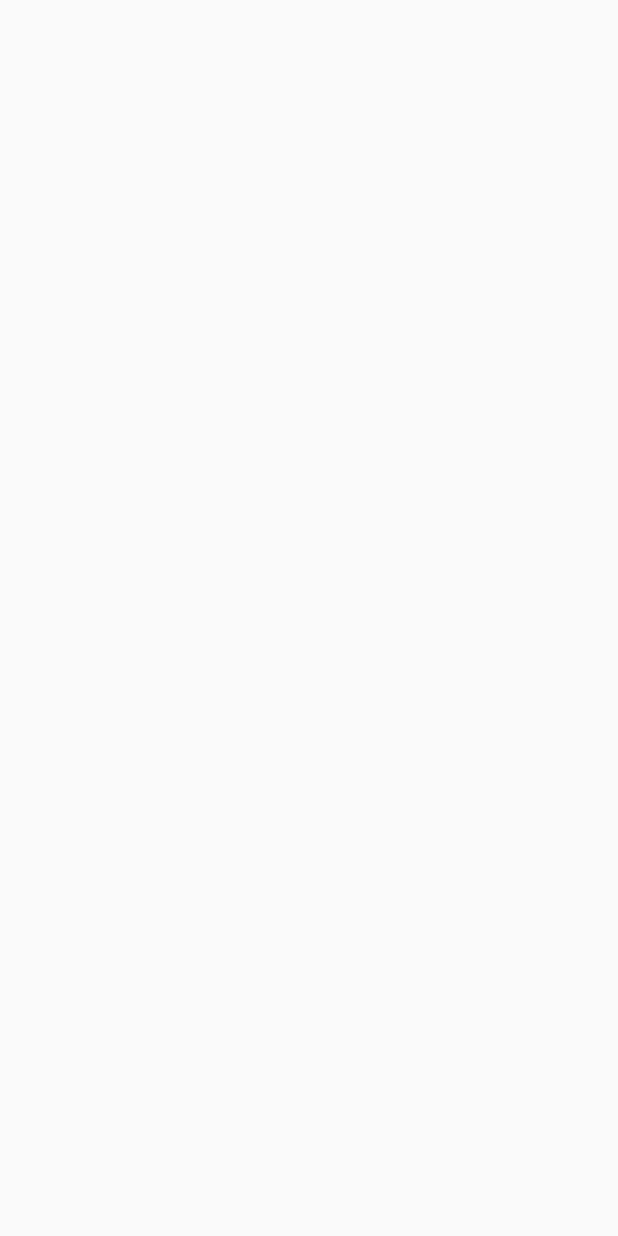
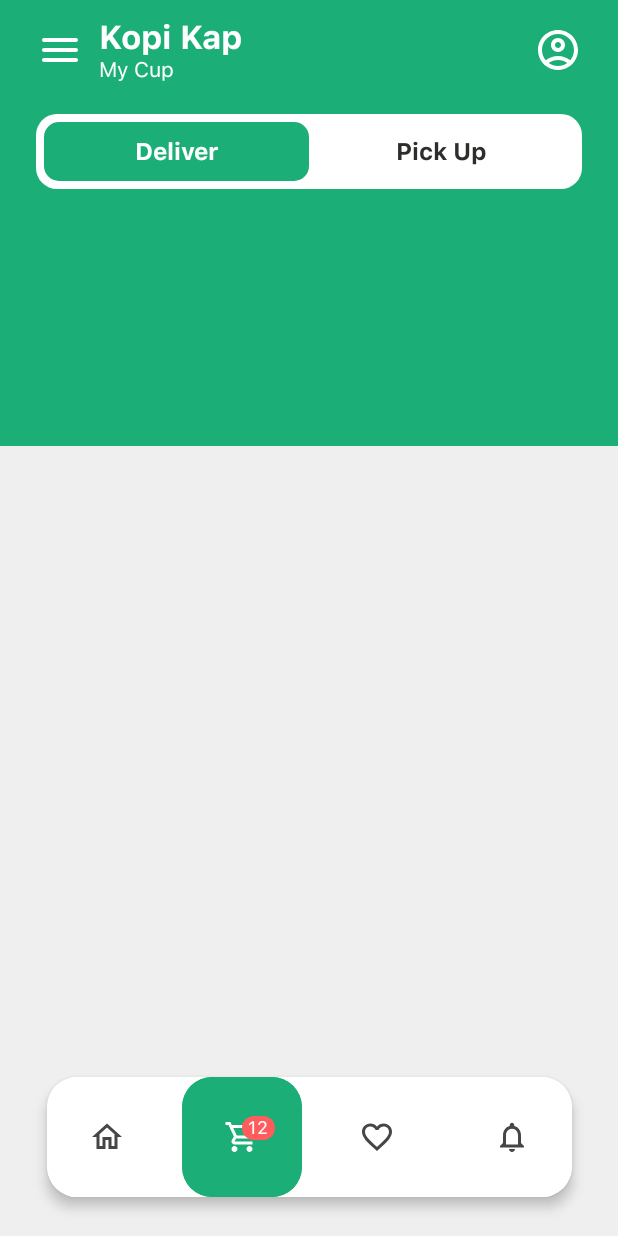
Before and after one commit to yousefbilal/BenoServerDrivenUI, an Android app built with Jetpack Compose: the screen it shows after launch (MainActivity), on a phone screen of 412 x 824 dp. Before the commit the screen is empty. Run offline under Robolectric (Android 15) with nearby library versions, the light colour scheme and no system bars.

Commit message:
added the top bar of cup screen

```diff
--- a/app/src/main/java/com/example/benoserverdrivenui/CupScreen.kt
+++ b/app/src/main/java/com/example/benoserverdrivenui/CupScreen.kt
@@ -1 +1,108 @@
 package com.example.benoserverdrivenui
+
+import androidx.compose.foundation.background
+import androidx.compose.foundation.layout.Box
+import androidx.compose.foundation.layout.Column
+import androidx.compose.foundation.layout.Row
+import androidx.compose.foundation.layout.fillMaxSize
+import androidx.compose.foundation.layout.fillMaxWidth
+import androidx.compose.foundation.layout.padding
+import androidx.compose.foundation.layout.statusBarsPadding
+import androidx.compose.foundation.shape.RoundedCornerShape
+import androidx.compose.material3.Text
+import androidx.compose.runtime.Composable
+import androidx.compose.ui.Alignment
+import androidx.compose.ui.Modifier
+import androidx.compose.ui.draw.clip
+import androidx.compose.ui.res.colorResource
+import androidx.compose.ui.text.font.FontWeight
+import androidx.compose.ui.tooling.preview.Preview
+import androidx.compose.ui.unit.dp
+import androidx.compose.ui.unit.sp
+import com.example.benoserverdrivenui.ui.theme.FontBlack
+import com.example.benoserverdrivenui.ui.theme.Green
+import com.example.benoserverdrivenui.ui.theme.LightGrey
+import com.example.benoserverdrivenui.ui.theme.White
+import com.example.benoserverdrivenui.ui.theme.sfProTextFontFamily
+
+
+@Composable
+fun CupScreen() {
+    Box(
+        modifier = Modifier
+            .fillMaxSize()
+            .background(Green)
+            .padding(top = 297.dp)
+            .background(LightGrey)
+    ) {}
+
+    Box(modifier = Modifier.fillMaxSize()) {
+        Column(
+            modifier = Modifier
+                .fillMaxSize()
+                .statusBarsPadding()
+                .padding(horizontal = 24.dp)
+        ) {
+            TopAppBar(
+                page = "My Cup",
+                onClickMenu = {},
+                onClickProfile = {})
+
+            TopNavBar(currentIndex = 0, modifier = Modifier.padding(top = 10.dp)) // controlled by state
+        }
+        NavBar(
+            modifier = Modifier
+                .align(Alignment.BottomCenter)
+                .padding(bottom = 26.dp),
+            defaultSate = 1,
+            onClick = {}
+
+        )
+
+    }
+}
+
+@Composable
+fun TopNavBar(modifier: Modifier = Modifier, currentIndex: Int) {
+
+    val navItems = listOf(
+        "Deliver",
+        "Pick Up"
+    )
+    Row(
+        modifier = modifier
+            .fillMaxWidth()
+            .clip(RoundedCornerShape(14.dp))
+            .background(White)
+            .padding(5.dp)
+
+    ) {
+        navItems.forEachIndexed { index, item ->
+            Box(
+                Modifier
+                    .weight(1f)
+                    .clip(RoundedCornerShape(10.dp))
+                    .background(if (currentIndex == index) Green else White),
+                contentAlignment = Alignment.Center
+            ) {
+                Text(
+                    text = item,
+                    fontSize = 16.sp,
+                    fontWeight = FontWeight(600),
+                    fontFamily = sfProTextFontFamily,
+                    color = if(currentIndex == index) White else FontBlack,
+                    modifier = Modifier
+                        .padding(horizontal = 56.dp, vertical = 10.dp)
+                )
+            }
+        }
+    }
+}
+
+
+@Preview
+@Composable
+private fun Prev() {
+    TopNavBar(currentIndex = 1, modifier = Modifier.padding(top = 10.dp))
+
+}
--- a/app/src/main/java/com/example/benoserverdrivenui/MainActivity.kt
+++ b/app/src/main/java/com/example/benoserverdrivenui/MainActivity.kt
@@ -15,6 +15,7 @@ class MainActivity : ComponentActivity() {
         super.onCreate(savedInstanceState)
         enableEdgeToEdge()
         setContent {
+            CupScreen()
         }
     }
 }
```
